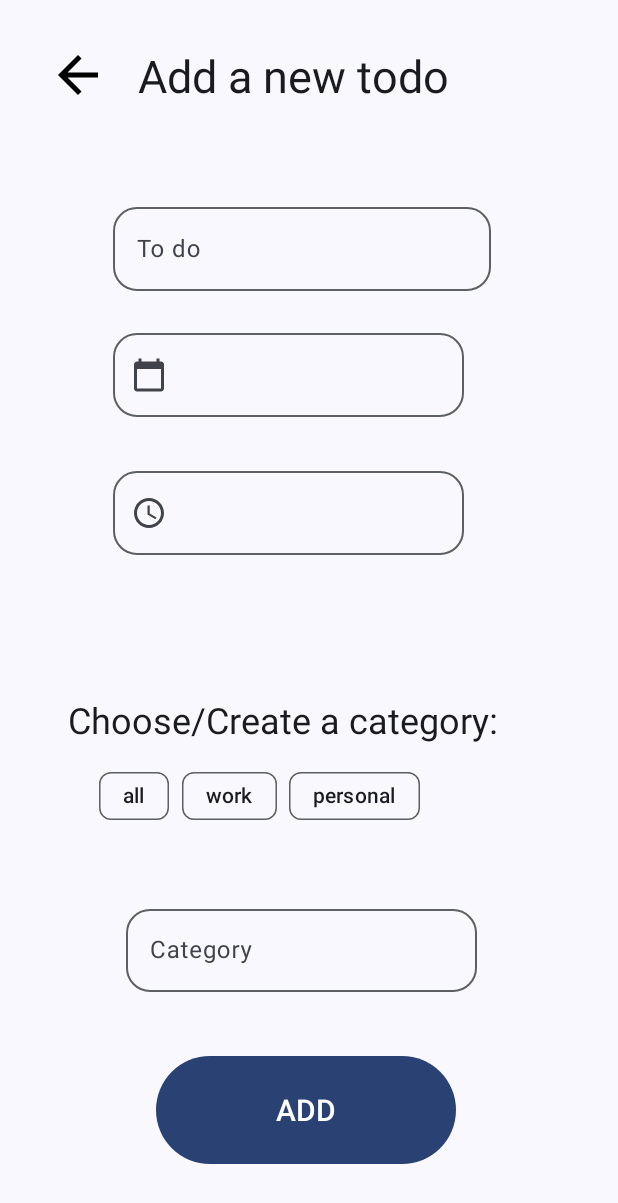
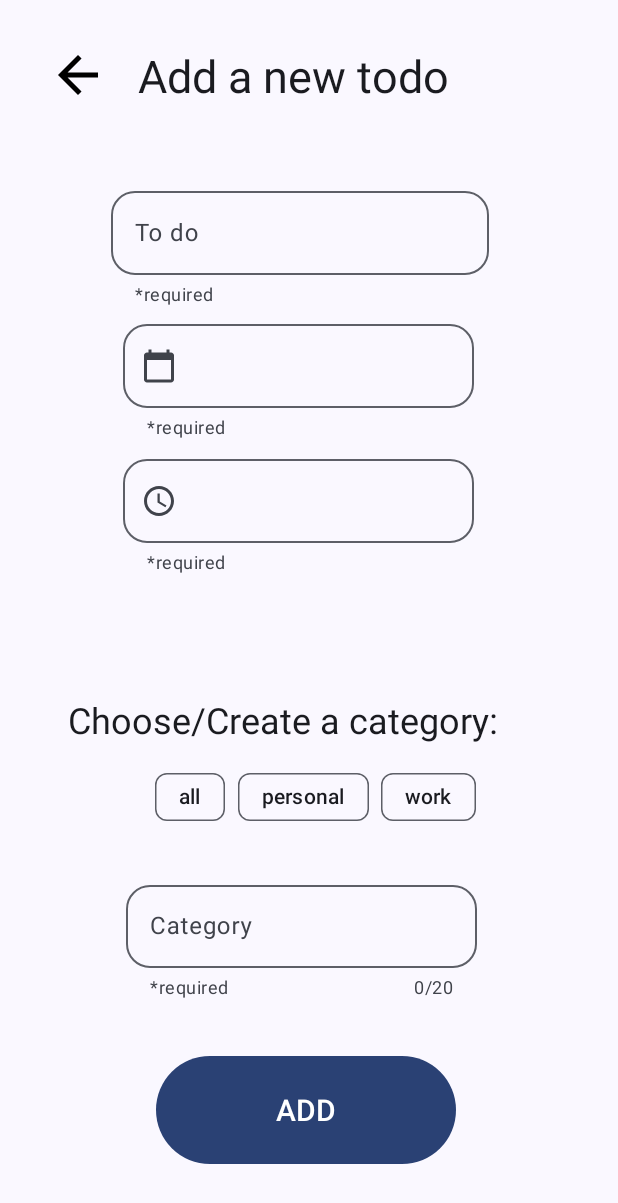
Before and after one commit to cirosilvano/YouToDo, an Android app: the AddFragment screen opened through its navigation route, on a phone screen of 412 x 824 dp. Shown: the top 1203 px of the screen. Run offline under Robolectric (Android 15) with nearby library versions, the phone set to English and light mode, and no system bars; our stand-ins replace Room's generated code; Roboto replaces fonts that are not available here; 5 statements that could not run were skipped.

Commit message:
Sistemato layout delle dialogFragment + aggiunte funzionalità a TextField + risistemato il menù iniziale mel main (ho tolto il bullone e ho messo tutto sulla tendina !)

```diff
--- a/app/src/main/java/com/icloud/ciro/silvano/youtodo/AddFragment.kt
+++ b/app/src/main/java/com/icloud/ciro/silvano/youtodo/AddFragment.kt
@@ -14,6 +14,7 @@ import android.view.View
 import android.view.ViewGroup
 import android.widget.*
 import androidx.core.view.children
+import androidx.core.widget.doOnTextChanged
 import androidx.lifecycle.Observer
 import androidx.lifecycle.ViewModelProvider
 import androidx.navigation.fragment.findNavController
@@ -158,9 +159,15 @@ class AddFragment : Fragment(), DatePickerDialog.OnDateSetListener, TimePickerDi
                    binding.editAddCategory.setText("")
                      }
                     else{
+                        /*controllo che la lunghezza della categoria sia adeguata*/
+                        if(textVal.length>20){
+                            Toast.makeText(requireContext(), getString(R.string.maxNumChar), Toast.LENGTH_LONG).show()
+                         }
+                        else{
                         chipGroupAdd.addChip(requireActivity(), binding.editAddCategory.text.toString())
                         toDoViewModel.addCategory(Category(binding.editAddCategory.text.toString()))
                         chipGroupAdd.clearCheck()
+                        }
                     }
                binding.editAddCategory.setText("")
                true
@@ -169,13 +176,23 @@ class AddFragment : Fragment(), DatePickerDialog.OnDateSetListener, TimePickerDi
            false
        })
 
-
+       /*controllo che la lunghezza della categoria: se l'utente sfora il numero massimo di caratteri, viene segnalato l'errore*/
+       binding.editAddCategory.doOnTextChanged { text, start, before, count ->
+           if(text!!.length>20){
+               binding.editAddCategoryLayout.error = getString(R.string.maxNumChar)
+           }
+           else{
+               binding.editAddCategoryLayout.error = null
+           }
+       }
        /*Gestione dell' evento click sul bottone ADD che si trova in fondo alla schermata*/
        binding.btnAdd.setOnClickListener {
            insertItemToDatabase()
        }
        return binding.root
     }
+
+
 
     /**
      * Funzione che serve a gestire il corretto inserimento del nuovo "impegno" dell'utente nel database
--- a/app/src/main/res/layout/fragment_add.xml
+++ b/app/src/main/res/layout/fragment_add.xml
@@ -60,10 +60,12 @@
         app:boxCornerRadiusBottomStart="16dp"
         app:layout_constraintBottom_toBottomOf="parent"
         app:layout_constraintEnd_toEndOf="parent"
-        app:layout_constraintHorizontal_bias="0.472"
+        app:layout_constraintHorizontal_bias="0.462"
         app:layout_constraintStart_toStartOf="parent"
         app:layout_constraintTop_toTopOf="parent"
-        app:layout_constraintVertical_bias="0.174">
+        app:layout_constraintVertical_bias="0.164"
+        app:helperTextEnabled="true"
+        app:helperText="@string/required">
 
         <com.google.android.material.textfield.TextInputEditText
             android:id="@+id/addName"
@@ -91,11 +93,12 @@
         app:boxCornerRadiusBottomStart="16dp"
         app:layout_constraintBottom_toBottomOf="parent"
         app:layout_constraintEnd_toEndOf="parent"
-        app:layout_constraintHorizontal_bias="0.423"
+        app:layout_constraintHorizontal_bias="0.462"
         app:layout_constraintStart_toStartOf="parent"
         app:layout_constraintTop_toTopOf="parent"
         app:layout_constraintVertical_bias="0.284"
-       >
+        app:helperTextEnabled="true"
+        app:helperText="@string/required">
         <com.google.android.material.textfield.TextInputEditText
             android:id="@+id/editDate"
             android:layout_width="234dp"
@@ -120,11 +123,12 @@
         app:boxCornerRadiusBottomStart="16dp"
         app:layout_constraintBottom_toBottomOf="parent"
         app:layout_constraintEnd_toEndOf="parent"
-        app:layout_constraintHorizontal_bias="0.423"
+        app:layout_constraintHorizontal_bias="0.462"
         app:layout_constraintStart_toStartOf="parent"
         app:layout_constraintTop_toTopOf="parent"
         app:layout_constraintVertical_bias="0.405"
-        >
+        app:helperTextEnabled="true"
+        app:helperText="@string/required">
         <com.google.android.material.textfield.TextInputEditText
             android:id="@+id/editTime"
             android:layout_width="234dp"
@@ -152,20 +156,20 @@
 
     <HorizontalScrollView
         android:id="@+id/horizontalScrollView2"
-        android:layout_width="wrap_content"
+        android:layout_width="234dp"
         android:layout_height="wrap_content"
-        android:layout_marginStart="20dp"
-        android:layout_marginEnd="20dp"
+        android:layout_marginStart="120dp"
+        android:layout_marginEnd="120dp"
         app:layout_constraintBottom_toBottomOf="parent"
         app:layout_constraintEnd_toEndOf="parent"
         app:layout_constraintHorizontal_bias="0.287"
         app:layout_constraintStart_toStartOf="parent"
         app:layout_constraintTop_toTopOf="parent"
-        app:layout_constraintVertical_bias="0.653">
+        app:layout_constraintVertical_bias="0.654">
 
         <com.google.android.material.chip.ChipGroup
             android:id="@+id/chipGroupAdd"
-            android:layout_width="wrap_content"
+            android:layout_width="234dp"
             android:layout_height="match_parent"
             app:singleSelection="true">
 
@@ -173,6 +177,7 @@
     </HorizontalScrollView>
 
     <com.google.android.material.textfield.TextInputLayout
+        android:id="@+id/editAddCategoryLayout"
         android:layout_width="wrap_content"
         android:layout_height="wrap_content"
         app:boxBackgroundMode="outline"
@@ -187,7 +192,12 @@
         app:layout_constraintHorizontal_bias="0.471"
         app:layout_constraintStart_toStartOf="parent"
         app:layout_constraintTop_toTopOf="parent"
-        app:layout_constraintVertical_bias="0.787">
+        app:layout_constraintVertical_bias="0.787"
+        app:helperTextEnabled="true"
+        app:helperText="@string/required"
+        app:counterEnabled="true"
+        app:counterMaxLength="20"
+        app:errorEnabled="true">
 
         <com.google.android.material.textfield.TextInputEditText
             android:id="@+id/editAddCategory"
--- a/app/src/main/res/layout/fragment_main.xml
+++ b/app/src/main/res/layout/fragment_main.xml
@@ -98,7 +98,7 @@
 
     <HorizontalScrollView
         android:id="@+id/horizontalScrollView"
-        android:layout_width="wrap_content"
+        android:layout_width="match_parent"
         android:layout_height="wrap_content"
         android:layout_marginStart="12dp"
         android:layout_marginEnd="12dp"
--- a/app/src/main/res/menu/menu_category.xml
+++ b/app/src/main/res/menu/menu_category.xml
@@ -4,13 +4,11 @@
 
     <item
         android:id="@+id/GestCat"
-        android:title="Gestione Categorie" />
+        android:title="@string/manageLabel" />
 
     <item
         android:id="@+id/settings_nav"
         android:enabled="true"
-        android:icon="@drawable/ic_baseline_settings_35"
-        android:title="Settings"
-        app:showAsAction="ifRoom" />
+        android:title="@string/settingLabel" />
 
 </menu>
--- a/app/src/main/res/values/strings.xml
+++ b/app/src/main/res/values/strings.xml
@@ -64,6 +64,8 @@
     <string name="yes"> Yes</string>
     <string name="ExCat"> Existing category!</string>
     <string name="ChooseCat"> Choose a Category!</string>
+    <string name="required">*required</string>
+    <string name="maxNumChar">Max 20 characters</string>
 
 
 </resources>
```
Also changed, not shown: app/src/main/java/com/icloud/ciro/silvano/youtodo/CategoryAddDialog.kt (+20 -2 lines), app/src/main/java/com/icloud/ciro/silvano/youtodo/CategoryEditDialog.kt (+19 -2 lines), app/src/main/java/com/icloud/ciro/silvano/youtodo/CategoryFragment.kt (+2 -5 lines), app/src/main/java/com/icloud/ciro/silvano/youtodo/EditFragment.kt (+26 -3 lines), app/src/main/res/layout/fragment_category_add_dialog.xml (+25 -22 lines), app/src/main/res/layout/fragment_category_edit_dialog.xml (+18 -16 lines), app/src/main/res/layout/fragment_edit.xml (+22 -15 lines), 1 other file.
